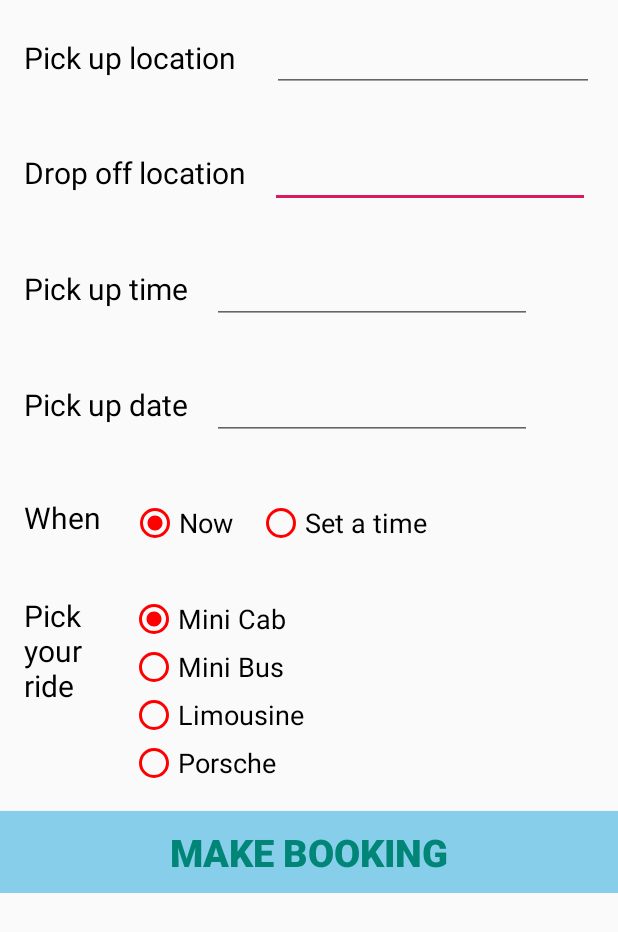
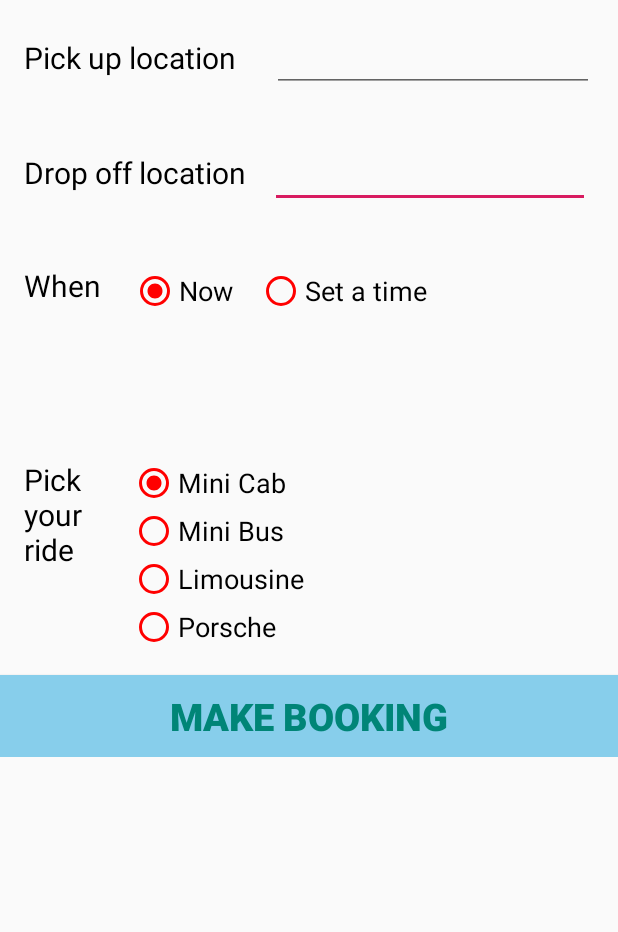
Before and after one commit to danc-dev/rideshare, an Android app: the BookingActivity screen opened directly, with no data from a screen before it, after a tap on "Now", on a phone screen of 412 x 824 dp. Shown: the top 932 px of the screen. Run offline under Robolectric (Android 15) with nearby library versions, the phone set to English and light mode, and no system bars.

```diff
--- a/app/src/main/java/ie/dancos/rideshare/BookingActivity.java
+++ b/app/src/main/java/ie/dancos/rideshare/BookingActivity.java
@@ -7,11 +7,14 @@ import android.view.View;
 import android.widget.Button;
 import android.widget.EditText;
 import android.widget.RadioButton;
+import android.widget.TextView;
 
 
 public class BookingActivity extends Activity {
-    private boolean mini_cab, mini_bus,sports, limo;
+    private boolean mini_cab, mini_bus,sports, limo, now;
     private EditText editText_pick_up,editText_drop_off,editText_date,editText_time;
+    private TextView textView_pick_up_time,textView_pick_up_date;
+
 
     @Override
     protected void onCreate(Bundle savedInstanceState) {
@@ -22,7 +25,17 @@ public class BookingActivity extends Activity {
         editText_pick_up = findViewById(R.id.editText_pick_up);
         editText_drop_off = findViewById(R.id.editText_drop_off);
         editText_date= findViewById(R.id.editText_date);
+        editText_date.setVisibility(View.GONE);
+         textView_pick_up_time = findViewById(R.id.textView_pick_up_time);
+         textView_pick_up_time.setVisibility(View.GONE);
+        textView_pick_up_date = findViewById(R.id.textView_pick_up_date);
+        textView_pick_up_date.setVisibility(View.GONE);
+
         editText_time = findViewById(R.id.editText_time);
+        editText_time.setVisibility(View.GONE);
+
+        //set deflaut of now
+        now=true;
 
 
         booking.setOnClickListener(new View.OnClickListener() {
@@ -33,12 +46,17 @@ public class BookingActivity extends Activity {
 
                 // default of min-cab - set min-cab to true in the case where no option was selected by the customer
                 if (!sports & !limo & !mini_bus) { mini_cab=true;}
-
                 Bundle bundle = new Bundle();
+              //  if(later) {
+              //      bundle.putString("time", String.valueOf(editText_time.getText()));
+              //      bundle.putString("date", String.valueOf(editText_date.getText()));
+              //  }
+             //   if(now){
+                bundle.putBoolean("now",now);
                 bundle.putString("pick_up", String.valueOf(editText_pick_up.getText()));
-                bundle.putString("drop_off",String.valueOf(editText_drop_off.getText()));
-                bundle.putString("time",String.valueOf(editText_time.getText()));
-                bundle.putString("date",String.valueOf(editText_date.getText()));
+                bundle.putString("drop_off", String.valueOf(editText_drop_off.getText()));
+                bundle.putString("date", String.valueOf(editText_date.getText()));
+                bundle.putString("time", String.valueOf(editText_time.getText()));
                 bundle.putBoolean("mini_cab",mini_cab);
                 bundle.putBoolean("mini_bus",mini_bus);
                 bundle.putBoolean("limo",limo);
@@ -52,9 +70,29 @@ public class BookingActivity extends Activity {
 
 
 
-
     }
 
+    public void onClicked_pick_time(View view) {
+        boolean checked = ((RadioButton) view).isChecked();
+        switch (view.getId()) {
+            case R.id.rb_now:
+                if (checked)
+                    now = true;
+                textView_pick_up_time.setVisibility(View.GONE);
+                editText_time.setVisibility(View.GONE);
+                textView_pick_up_date.setVisibility(View.GONE);
+                editText_date.setVisibility(View.GONE);
+                break;
+            case R.id.rb_set_a_time:
+                if (checked)
+                    now=false;
+                textView_pick_up_time.setVisibility(View.VISIBLE);
+                editText_time.setVisibility(View.VISIBLE);
+                textView_pick_up_date.setVisibility(View.VISIBLE);
+                editText_date.setVisibility(View.VISIBLE);
+                break;
+        }
+    }
 
     public void onClicked_pick_ride(View view) {
         boolean checked = ((RadioButton) view).isChecked();
--- a/app/src/main/res/layout/activity_booking.xml
+++ b/app/src/main/res/layout/activity_booking.xml
@@ -75,53 +75,8 @@
         <LinearLayout
             android:layout_width="match_parent"
             android:layout_height="wrap_content"
-        android:orientation="horizontal"
             android:layout_margin="16dp"
-        >
-    <TextView
-        style="@style/text_large"
-        android:id="@+id/textView6"
-        android:layout_width="wrap_content"
-        android:layout_height="wrap_content"
-        android:text="@string/pick_up_time"
-        />
-
-        <EditText
-            android:id="@+id/editText_time"
-            android:layout_width="wrap_content"
-            android:layout_height="wrap_content"
-            android:layout_marginLeft="16dp"
-            android:ems="10"
-            android:inputType="time" />
-    </LinearLayout>
-    <LinearLayout
-        android:layout_width="match_parent"
-        android:layout_height="wrap_content"
-        android:orientation="horizontal"
-        android:layout_margin="16dp"
-        >
-    <TextView
-        style="@style/text_large"
-        android:id="@+id/textView5"
-        android:layout_width="wrap_content"
-        android:layout_height="wrap_content"
-        android:text="@string/pick_up_date"
-        />
-
-        <EditText
-            android:id="@+id/editText_date"
-            android:layout_width="wrap_content"
-            android:layout_height="wrap_content"
-            android:layout_marginLeft="16dp"
-            android:ems="10"
-            android:inputType="date" />
-    </LinearLayout>
-        <LinearLayout
-            android:layout_width="match_parent"
-            android:layout_height="wrap_content"
-            android:orientation="horizontal"
-            android:layout_margin="16dp"
-            >
+            android:orientation="horizontal">
 
             <TextView
                 android:id="@+id/textView7"
@@ -138,8 +93,7 @@
                 android:layout_width="wrap_content"
                 android:layout_height="wrap_content"
                 android:layout_weight="10"
-        android:orientation="horizontal"
-       >
+                android:orientation="horizontal">
 
 
                 <RadioButton
@@ -150,7 +104,7 @@
                     android:layout_marginLeft="4dp"
                     android:layout_marginTop="7dp"
                     android:checked="true"
-            android:onClick="onClicked_pick_ride"
+                    android:onClick="onClicked_pick_time"
                     android:text="Now" />
 
 
@@ -161,9 +115,54 @@
                     android:layout_height="wrap_content"
                     android:layout_marginLeft="16dp"
                     android:layout_marginTop="7dp"
-            android:onClick="onClicked_pick_ride"
+                    android:onClick="onClicked_pick_time"
                     android:text="Set a time" />
             </RadioGroup>
+        </LinearLayout>
+
+        <LinearLayout
+        android:layout_width="match_parent"
+        android:layout_height="wrap_content"
+        android:orientation="horizontal"
+        android:layout_margin="16dp"
+        >
+
+            <TextView
+                android:id="@+id/textView_pick_up_time"
+                style="@style/text_large"
+                android:layout_width="wrap_content"
+                android:layout_height="wrap_content"
+                android:text="@string/pick_up_time" />
+
+        <EditText
+            android:id="@+id/editText_time"
+            android:layout_width="wrap_content"
+            android:layout_height="wrap_content"
+            android:layout_marginLeft="16dp"
+            android:ems="10"
+            android:inputType="time" />
+    </LinearLayout>
+    <LinearLayout
+        android:layout_width="match_parent"
+        android:layout_height="wrap_content"
+        android:orientation="horizontal"
+        android:layout_margin="16dp"
+        >
+
+        <TextView
+            android:id="@+id/textView_pick_up_date"
+            style="@style/text_large"
+            android:layout_width="wrap_content"
+            android:layout_height="wrap_content"
+            android:text="@string/pick_up_date" />
+
+        <EditText
+            android:id="@+id/editText_date"
+            android:layout_width="wrap_content"
+            android:layout_height="wrap_content"
+            android:layout_marginLeft="16dp"
+            android:ems="10"
+            android:inputType="date" />
     </LinearLayout>
 
         <LinearLayout
```
Also changed, not shown: app/src/main/java/ie/dancos/rideshare/BookingConfirmActivity.java (+20 -7 lines), app/src/main/res/drawable/mini_cab.jpg (deleted), app/src/main/res/drawable/mini_cab.png (added), app/src/main/res/drawable/porsche.png. Lines whose indentation alone changed are shown as unchanged.
